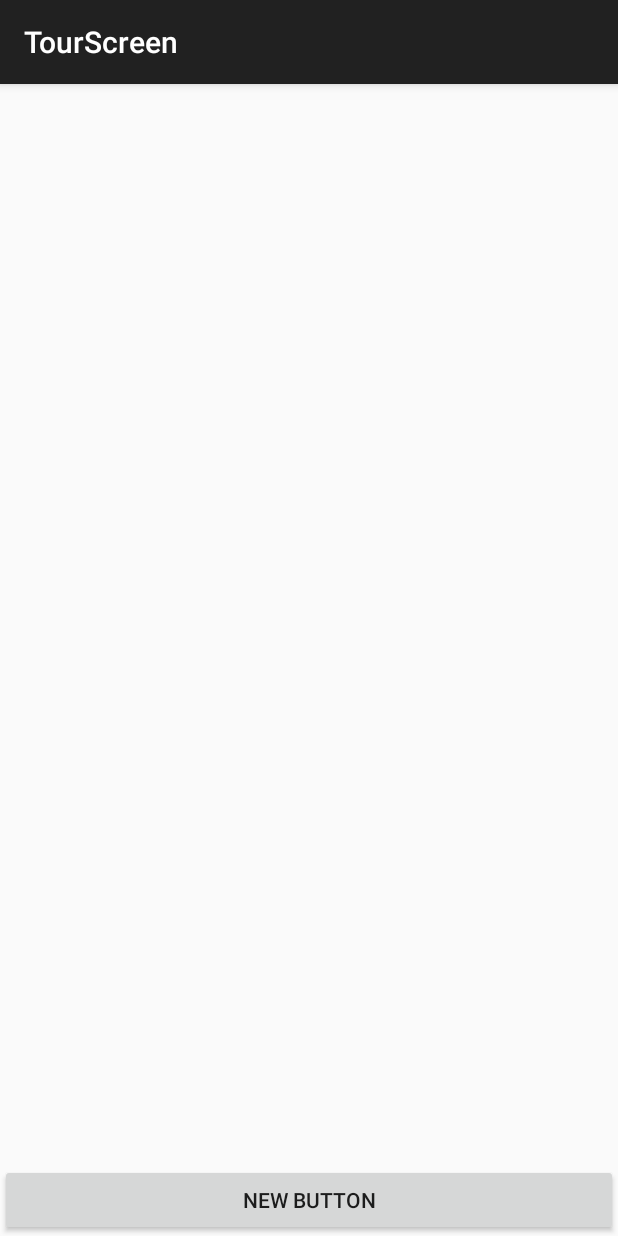
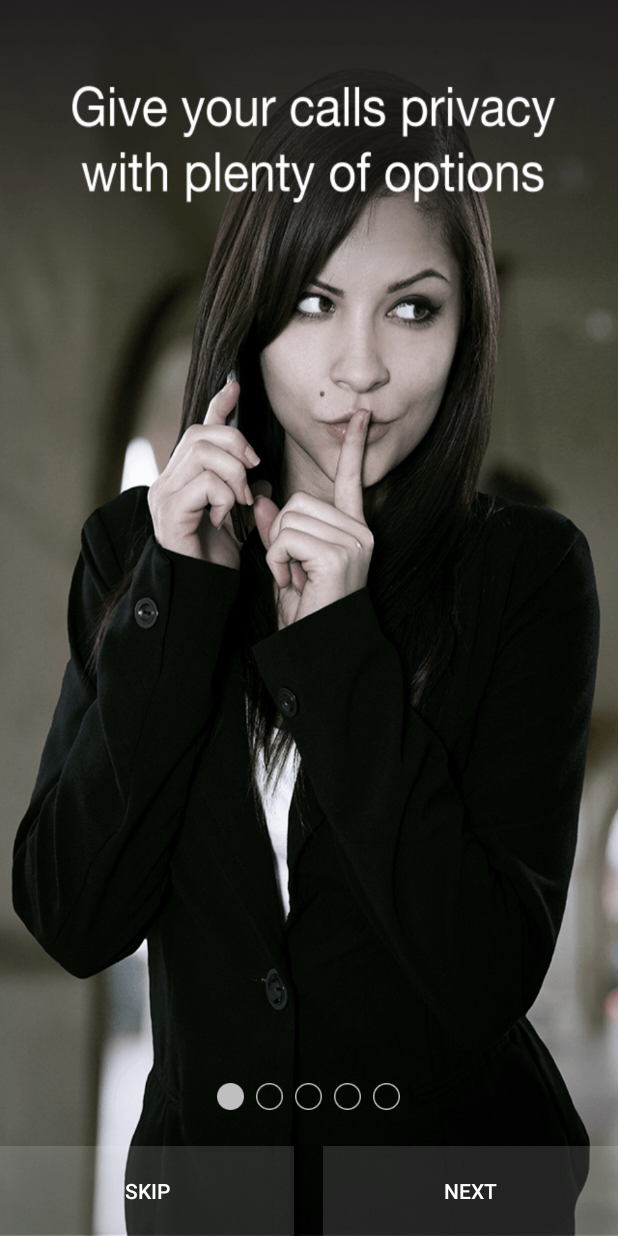
Before and after one commit to JamesWongAndroid/Ghostcall, an Android app: the TourScreen screen opened directly, with no data from a screen before it, on a phone screen of 412 x 824 dp. Run offline under Robolectric (Android 15) with nearby library versions, the phone set to English and light mode, and no system bars.

Commit message:
wireframe the tutorial layout

```diff
--- a/GhostCall/app/src/main/AndroidManifest.xml
+++ b/GhostCall/app/src/main/AndroidManifest.xml
@@ -4,7 +4,7 @@
 
     <application
         android:allowBackup="true"
-        android:icon="@drawable/ic_launcher"
+        android:icon="@drawable/app_icon"
         android:label="@string/app_name"
         android:theme="@style/AppTheme" >
         <activity
--- a/GhostCall/app/src/main/java/com/tapfury/ghostcall/TourScreen.java
+++ b/GhostCall/app/src/main/java/com/tapfury/ghostcall/TourScreen.java
@@ -2,20 +2,89 @@ package com.tapfury.ghostcall;
 
 import android.content.Intent;
 import android.os.Bundle;
-import android.support.v7.app.AppCompatActivity;
+import android.support.v4.app.Fragment;
+import android.support.v4.app.FragmentActivity;
+import android.support.v4.app.FragmentPagerAdapter;
+import android.support.v4.view.ViewPager;
 import android.view.View;
 
-public class TourScreen extends AppCompatActivity {
+public class TourScreen extends FragmentActivity {
+
+    private ViewPager viewPager;
+    private TutorialAdapter adapter;
+
+    protected ViewPagerIndicator ratingBar;
 
     @Override
     protected void onCreate(Bundle savedInstanceState) {
         super.onCreate(savedInstanceState);
         setContentView(R.layout.activity_tour_screen);
-        findViewById(R.id.button).setOnClickListener(new View.OnClickListener() {
+
+        viewPager = (ViewPager) findViewById(R.id.pager);
+        viewPager.setOffscreenPageLimit(2);
+        adapter = new TutorialAdapter(getSupportFragmentManager());
+        viewPager.setAdapter(adapter);
+        viewPager.addOnPageChangeListener(pageChangeListener);
+
+        ratingBar = (ViewPagerIndicator) findViewById(R.id.ratingBar);
+        ratingBar.setNumIndicators(adapter.getCount());
+        ratingBar.setFocusable(false);
+
+
+        findViewById(R.id.skipButton).setOnClickListener(new View.OnClickListener() {
             @Override
             public void onClick(View v) {
                 startActivity(new Intent(TourScreen.this, VerificationScreen.class));
             }
         });
     }
+
+    ViewPager.OnPageChangeListener pageChangeListener = new ViewPager.OnPageChangeListener() {
+        @Override
+        public void onPageScrollStateChanged(int state) {
+
+        }
+
+        @Override
+        public void onPageSelected(int position) {
+
+            ratingBar.setProgress(position + 1);
+
+        }
+
+        @Override
+        public void onPageScrolled(int position, float positionOffset, int positionOffsetPixels) {
+
+        }
+    };
+
+    private class TutorialAdapter extends FragmentPagerAdapter {
+
+        public TutorialAdapter(android.support.v4.app.FragmentManager fm) {
+            super(fm);
+        }
+
+        @Override
+        public Fragment getItem(int position) {
+            switch (position) {
+                case 0:
+                    return TutorialImageFragment.newInstance(R.drawable.tutorial_page_one);
+                case 1:
+                    return TutorialImageFragment.newInstance(R.drawable.tutorial_page_two);
+                case 2:
+                    return TutorialImageFragment.newInstance(R.drawable.tutorial_page_three);
+                case 3:
+                    return TutorialImageFragment.newInstance(R.drawable.tutorial_page_four);
+                case 4:
+                    return TutorialImageFragment.newInstance(R.drawable.tutorial_page_five);
+            }
+            throw new IllegalArgumentException("unknown fragment position");
+        }
+
+        @Override
+        public int getCount() {
+            return 5;
+        }
+
+    }
 }
--- /dev/null
+++ b/GhostCall/app/src/main/java/com/tapfury/ghostcall/TutorialImageFragment.java
@@ -0,0 +1,38 @@
+package com.tapfury.ghostcall;
+
+import android.os.Bundle;
+import android.support.annotation.Nullable;
+import android.support.v4.app.Fragment;
+import android.view.LayoutInflater;
+import android.view.View;
+import android.view.ViewGroup;
+import android.widget.ImageView;
+
+
+/**
+ * Created by James on 6/29/15.
+ */
+public class TutorialImageFragment extends Fragment {
+
+    public static TutorialImageFragment newInstance(int imageResId) {
+        TutorialImageFragment imageFragment = new TutorialImageFragment();
+        Bundle bundle = new Bundle();
+        bundle.putInt("imageResId", imageResId);
+        imageFragment.setArguments(bundle);
+        return imageFragment;
+    }
+
+    @Override
+    public View onCreateView(LayoutInflater inflater, @Nullable ViewGroup container, @Nullable Bundle savedInstanceState) {
+
+        View view = inflater.inflate(R.layout.fragment_tutorial_image_fragment, container, false);
+        ImageView iv = (ImageView) view.findViewById(R.id.image);
+        iv.setImageResource(getArguments().getInt("imageResId"));
+
+
+        return view;
+    }
+
+
+
+}
--- /dev/null
+++ b/GhostCall/app/src/main/java/com/tapfury/ghostcall/ViewPagerIndicator.java
@@ -0,0 +1,70 @@
+package com.tapfury.ghostcall;
+
+import android.content.Context;
+import android.util.AttributeSet;
+import android.widget.RadioButton;
+import android.widget.RadioGroup;
+
+/**
+ * Created by James on 6/29/15.
+ */
+public class ViewPagerIndicator extends RadioGroup {
+
+    private int numIndicators;
+    private int progress;
+
+    public ViewPagerIndicator(Context context) {
+        super(context);
+        init();
+    }
+
+    public ViewPagerIndicator(Context context, AttributeSet attrs) {
+        super(context, attrs);
+        init();
+    }
+
+    private void init() {
+
+        setOrientation(HORIZONTAL);
+    }
+
+    public void setNumIndicators(int value) {
+
+        this.removeAllViews();
+
+        for (int i = 0; i < value; i++) {
+            final RadioButton radioButton = createRadioButton(i);
+            this.addView(radioButton);
+        }
+
+        check(progress + 1);
+
+    }
+
+    public void setProgress(int value) {
+        int count = getChildCount();
+        if (value > 0 && value <= count) {
+            progress = value;
+            check(value);
+        } else {
+            throw new IllegalArgumentException("not a valid progress");
+        }
+    }
+
+    private RadioButton createRadioButton(int position) {
+
+
+        final RadioButton radioButton = new RadioButton(getContext());
+        radioButton.setId(position + 1);
+        radioButton.setBackgroundResource(0);
+        radioButton.setButtonDrawable(R.drawable.indicator);
+        int size = getResources().getDimensionPixelSize(R.dimen.indicator_size);
+        final LayoutParams params = new LayoutParams(size, size);
+        int padding = getResources().getDimensionPixelSize(R.dimen.indicator_padding);
+        params.setMargins(padding,0,padding,0);
+        radioButton.setLayoutParams(params);
+        return radioButton;
+
+    }
+
+}
--- /dev/null
+++ b/GhostCall/app/src/main/res/drawable/indicator.xml
@@ -0,0 +1,5 @@
+<?xml version="1.0" encoding="utf-8"?>
+<selector xmlns:android="http://schemas.android.com/apk/res/android">
+        <item android:state_checked="true" android:drawable="@drawable/indicator_on"/>
+        <item android:drawable="@drawable/indicator_off"/>
+</selector>
--- a/GhostCall/app/src/main/res/layout/activity_tour_screen.xml
+++ b/GhostCall/app/src/main/res/layout/activity_tour_screen.xml
@@ -1,17 +1,54 @@
-<RelativeLayout
+<FrameLayout
     xmlns:android="http://schemas.android.com/apk/res/android"
     xmlns:tools="http://schemas.android.com/tools"
     android:layout_width="match_parent"
     android:layout_height="match_parent"
     tools:context=".StartScreen">
 
-    <Button
+    <android.support.v4.view.ViewPager
+        android:id="@+id/pager"
+        android:layout_width="match_parent"
+        android:layout_height="match_parent"/>
+
+    <com.tapfury.ghostcall.ViewPagerIndicator
+        android:layout_gravity="bottom|center_horizontal"
+        android:id="@+id/ratingBar"
+        android:layout_marginBottom="@dimen/tutorial_indicator_margin"
+        android:layout_width="wrap_content"
+        android:layout_height="@dimen/indicator_size"
+        android:layout_marginTop="@dimen/horizontal_padding"/>
+
+    <LinearLayout
         android:layout_width="match_parent"
         android:layout_height="wrap_content"
-        android:text="New Button"
-        android:id="@+id/button"
-        android:layout_alignParentBottom="true"
-        android:layout_centerHorizontal="true" />
+        android:layout_gravity="bottom">
+
+        <Button
+            android:layout_width="0dp"
+            android:layout_height="60dp"
+            android:layout_weight="1"
+            android:text="@string/skip"
+            android:id="@+id/skipButton"
+            android:textColor="@color/white"
+            android:background="#22FFFFFF"
+            />
+
+        <View android:layout_width="0dp" android:layout_height="1dp"
+            android:layout_weight="0.1" />
+
+        <Button
+            android:layout_width="0dp"
+            android:layout_height="60dp"
+            android:text="@string/next"
+            android:textColor="@color/white"
+            android:id="@+id/actionButton"
+            android:layout_weight="1"
+            android:background="#22FFFFFF"
+            />
+
+    </LinearLayout>
+
+
 
     <ImageView
         android:layout_width="wrap_content"
@@ -20,4 +57,4 @@
         android:layout_centerVertical="true"
         android:layout_centerHorizontal="true" />
 
-</RelativeLayout>
+</FrameLayout>
--- /dev/null
+++ b/GhostCall/app/src/main/res/layout/fragment_tutorial_image_fragment.xml
@@ -0,0 +1,17 @@
+<?xml version="1.0" encoding="utf-8"?>
+<LinearLayout xmlns:android="http://schemas.android.com/apk/res/android"
+    android:layout_width="match_parent"
+    android:layout_height="match_parent"
+    android:orientation="vertical"
+    >
+
+    <ImageView
+        android:src="@drawable/tutorial_page_one"
+        android:id="@+id/image"
+        android:layout_weight="1"
+        android:layout_width="match_parent"
+        android:layout_height="match_parent"
+        android:scaleType="fitXY"
+        />
+
+</LinearLayout>
--- a/GhostCall/app/src/main/res/values/dimens.xml
+++ b/GhostCall/app/src/main/res/values/dimens.xml
@@ -2,4 +2,8 @@
     <!-- Default screen margins, per the Android Design guidelines. -->
     <dimen name="activity_horizontal_margin">16dp</dimen>
     <dimen name="activity_vertical_margin">16dp</dimen>
+    <dimen name="indicator_size">18dp</dimen>
+    <dimen name="indicator_padding">4dp</dimen>
+    <dimen name="tutorial_indicator_margin">84dp</dimen>
+    <dimen name="horizontal_padding">16dp</dimen>
 </resources>
--- a/GhostCall/app/src/main/res/values/strings.xml
+++ b/GhostCall/app/src/main/res/values/strings.xml
@@ -11,5 +11,7 @@
     <string name="title_activity_code_verification_screen">CodeVerificationScreen</string>
     <string name="take_tour">Take Tour</string>
     <string name="get_started">Get Started</string>
+    <string name="skip">Skip</string>
+    <string name="next">Next</string>
 
 </resources>
```
Also changed, not shown: GhostCall/app/src/main/res/drawable-xhdpi/indicator_off.png (added), GhostCall/app/src/main/res/drawable-xhdpi/indicator_on.png (added), GhostCall/app/src/main/res/drawable/app_icon.png (added), GhostCall/app/src/main/res/drawable/tutorial_page_five.png (added), GhostCall/app/src/main/res/drawable/tutorial_page_four.png (added), GhostCall/app/src/main/res/drawable/tutorial_page_one.png (added), GhostCall/app/src/main/res/drawable/tutorial_page_three.png (added), GhostCall/app/src/main/res/drawable/tutorial_page_two.png (added).
